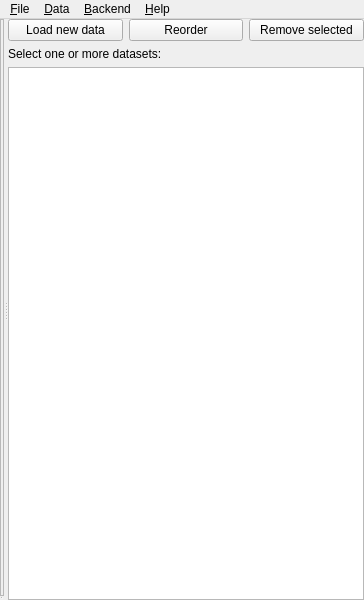
The window that ufit/gui/main.ui (McStasMcXtrace/ufit) describes before a commit, drawn with Qt 5.
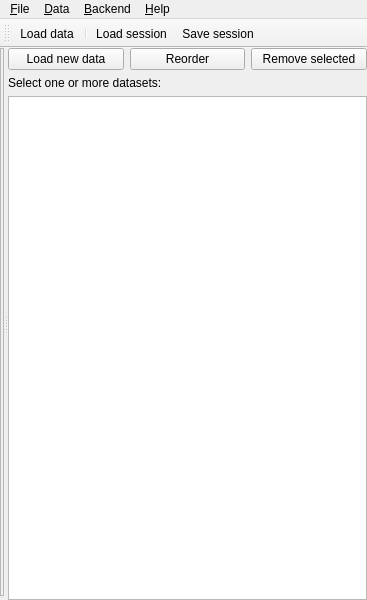
The same window after the commit. Icons and pictures are not drawn. Custom widgets are drawn as their Qt base class.

Patch:
```diff
--- a/ufit/gui/main.ui
+++ b/ufit/gui/main.ui
@@ -6,7 +6,7 @@
    <rect>
     <x>0</x>
     <y>0</y>
-    <width>364</width>
+    <width>367</width>
     <height>600</height>
    </rect>
   </property>
@@ -101,7 +101,7 @@
     <rect>
      <x>0</x>
      <y>0</y>
-     <width>364</width>
+     <width>367</width>
      <height>22</height>
     </rect>
    </property>
@@ -148,6 +148,21 @@
    <addaction name="menuBackend"/>
    <addaction name="menuHelp"/>
   </widget>
+  <widget class="QToolBar" name="toolBar">
+   <property name="windowTitle">
+    <string>toolBar</string>
+   </property>
+   <attribute name="toolBarArea">
+    <enum>TopToolBarArea</enum>
+   </attribute>
+   <attribute name="toolBarBreak">
+    <bool>false</bool>
+   </attribute>
+   <addaction name="actionLoadData"/>
+   <addaction name="separator"/>
+   <addaction name="actionLoad"/>
+   <addaction name="actionSave"/>
+  </widget>
   <action name="actionLoad">
    <property name="icon">
     <iconset resource="../../resource/gui.qrc">
```
